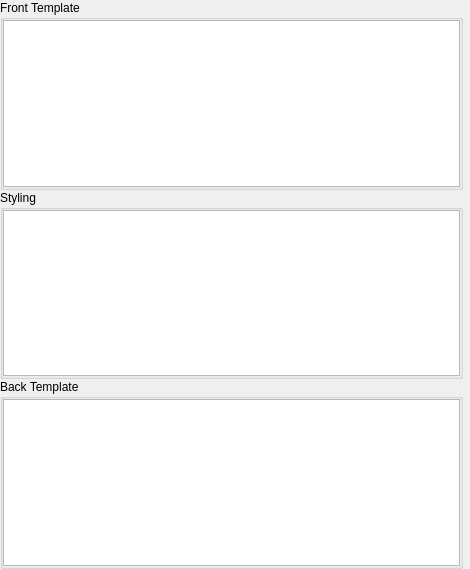
YaooXu/Anki-for-Diego, file designer/template.ui: the form before one commit.
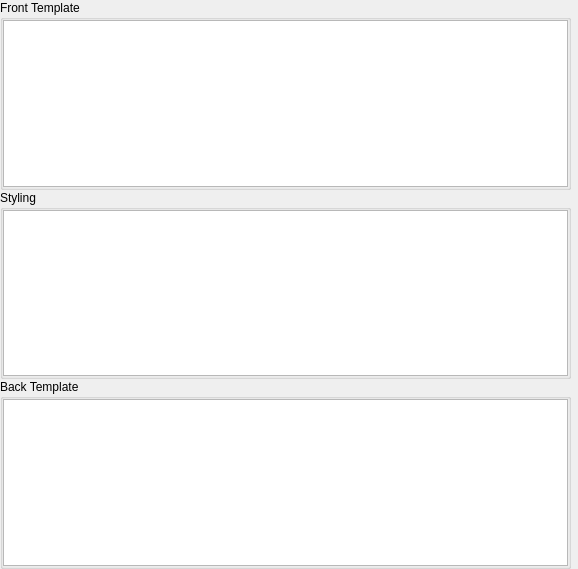
The form after the commit. Icons and pictures are not drawn.

```diff
--- a/designer/template.ui
+++ b/designer/template.ui
@@ -6,7 +6,7 @@
    <rect>
     <x>0</x>
     <y>0</y>
-    <width>470</width>
+    <width>578</width>
     <height>569</height>
    </rect>
   </property>
@@ -44,7 +44,11 @@
          <number>0</number>
         </property>
         <item>
-         <widget class="QTextEdit" name="front"/>
+         <widget class="QTextEdit" name="front">
+          <property name="styleSheet">
+           <string notr="true">background:url(:/icons/Mainwindow_bg.jpg)</string>
+          </property>
+         </widget>
         </item>
        </layout>
       </widget>
@@ -76,7 +80,11 @@
          <number>0</number>
         </property>
         <item>
-         <widget class="QTextEdit" name="css"/>
+         <widget class="QTextEdit" name="css">
+          <property name="styleSheet">
+           <string notr="true">background:url(:/icons/Mainwindow_bg.jpg)</string>
+          </property>
+         </widget>
         </item>
        </layout>
       </widget>
@@ -173,7 +181,11 @@
          <number>0</number>
         </property>
         <item>
-         <widget class="QTextEdit" name="back"/>
+         <widget class="QTextEdit" name="back">
+          <property name="styleSheet">
+           <string notr="true">background:url(:/icons/Mainwindow_bg.jpg)</string>
+          </property>
+         </widget>
         </item>
        </layout>
       </widget>
```
Left out of the diff: 44 changed lines with no effect on the pictures.
